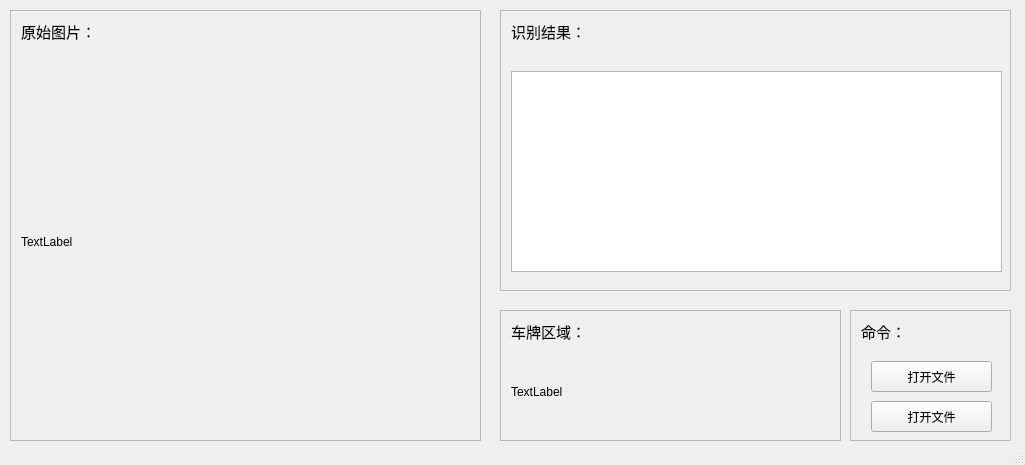
This is 车牌识别/UI.ui in casuallyName/Python as Qt 5 draws it before an edit. The edited form follows.
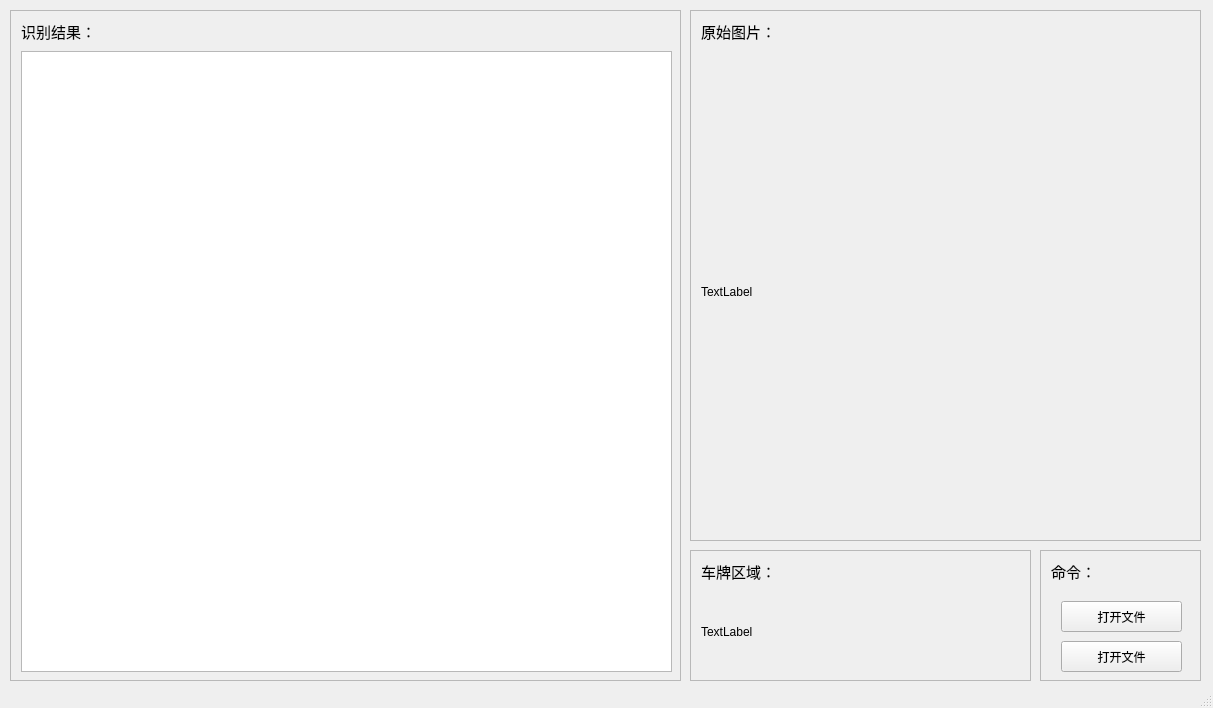
This is the edited form.

The edit to the form file:
```diff
--- a/车牌识别/UI.ui
+++ b/车牌识别/UI.ui
@@ -6,8 +6,8 @@
    <rect>
     <x>0</x>
     <y>0</y>
-    <width>1025</width>
-    <height>465</height>
+    <width>1213</width>
+    <height>708</height>
    </rect>
   </property>
   <property name="windowTitle">
@@ -20,10 +20,10 @@
    <widget class="QScrollArea" name="scrollArea">
     <property name="geometry">
      <rect>
-      <x>10</x>
+      <x>690</x>
       <y>10</y>
-      <width>471</width>
-      <height>431</height>
+      <width>511</width>
+      <height>531</height>
      </rect>
     </property>
     <property name="widgetResizable">
@@ -34,8 +34,8 @@
       <rect>
        <x>0</x>
        <y>0</y>
-       <width>469</width>
-       <height>429</height>
+       <width>509</width>
+       <height>529</height>
       </rect>
      </property>
      <widget class="QLabel" name="label_0">
@@ -61,8 +61,8 @@
        <rect>
         <x>10</x>
         <y>40</y>
-        <width>451</width>
-        <height>381</height>
+        <width>481</width>
+        <height>481</height>
        </rect>
       </property>
       <property name="text">
@@ -74,10 +74,10 @@
    <widget class="QScrollArea" name="scrollArea_2">
     <property name="geometry">
      <rect>
-      <x>500</x>
+      <x>10</x>
       <y>10</y>
-      <width>511</width>
-      <height>281</height>
+      <width>671</width>
+      <height>671</height>
      </rect>
     </property>
     <property name="widgetResizable">
@@ -88,8 +88,8 @@
       <rect>
        <x>0</x>
        <y>0</y>
-       <width>509</width>
-       <height>279</height>
+       <width>669</width>
+       <height>669</height>
       </rect>
      </property>
      <widget class="QLabel" name="label_1">
@@ -114,9 +114,9 @@
       <property name="geometry">
        <rect>
         <x>10</x>
-        <y>60</y>
-        <width>491</width>
-        <height>201</height>
+        <y>40</y>
+        <width>651</width>
+        <height>621</height>
        </rect>
       </property>
      </widget>
@@ -125,8 +125,8 @@
    <widget class="QScrollArea" name="scrollArea_3">
     <property name="geometry">
      <rect>
-      <x>500</x>
-      <y>310</y>
+      <x>690</x>
+      <y>550</y>
       <width>341</width>
       <height>131</height>
      </rect>
@@ -179,8 +179,8 @@
    <widget class="QScrollArea" name="scrollArea_4">
     <property name="geometry">
      <rect>
-      <x>850</x>
-      <y>310</y>
+      <x>1040</x>
+      <y>550</y>
       <width>161</width>
       <height>131</height>
      </rect>
```
